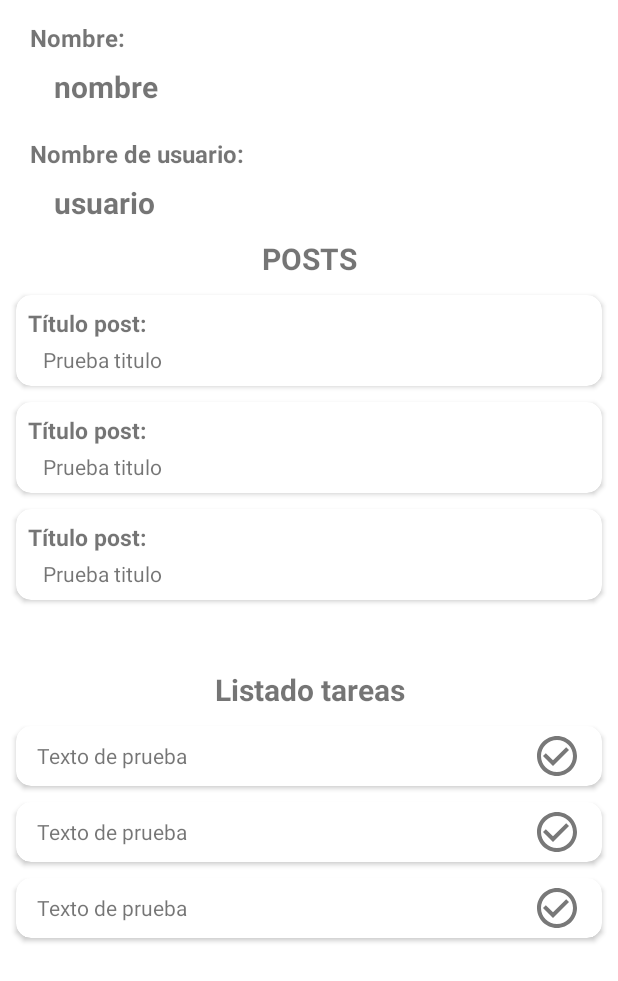
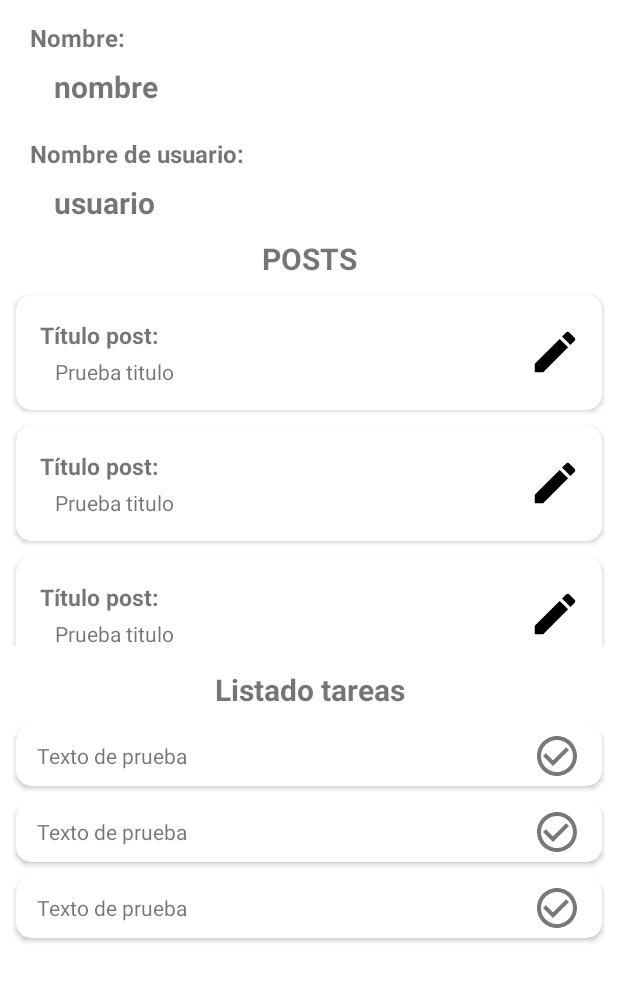
Before and after one commit to Jmarser/App_practicas01, an Android app: the layout activity_usuario_detail.xml on its own in the app's theme, with its tools: preview values and no code run, on a phone screen of 412 x 824 dp. Shown: the top 981 px of the screen. Run offline under Robolectric (Android 15) with nearby library versions, the phone set to English and light mode, and no system bars.

Commit message:
Implements EditPost
Implementada la funcionalidad de editar un post

```diff
--- a/app/src/main/java/com/jmarser/app_practicas01/api/wsApi/WsApi.java
+++ b/app/src/main/java/com/jmarser/app_practicas01/api/wsApi/WsApi.java
@@ -16,6 +16,7 @@ import retrofit2.http.Field;
 import retrofit2.http.FormUrlEncoded;
 import retrofit2.http.GET;
 import retrofit2.http.POST;
+import retrofit2.http.PUT;
 import retrofit2.http.Path;
 import retrofit2.http.Query;
 
@@ -52,4 +53,7 @@ public interface WsApi {
     @POST(Constantes.CREATE_POSTS)
     Call<Post> createPost(@Field("title") String title, @Field("body") String body, @Field("userId") int userId);
 
+    @FormUrlEncoded
+    @PUT(Constantes.EDIT_POST)
+    Call<Post> editPost(@Path("id") int postId,@Field("id") int id, @Field("title") String title, @Field("body") String body, @Field("userId") int userId);
 }
--- a/app/src/main/java/com/jmarser/app_practicas01/usuarios/presenter/CreatePostPresenter.java
+++ b/app/src/main/java/com/jmarser/app_practicas01/usuarios/presenter/CreatePostPresenter.java
@@ -1,8 +1,11 @@
 package com.jmarser.app_practicas01.usuarios.presenter;
 
 import com.google.android.material.textfield.TextInputLayout;
+import com.jmarser.app_practicas01.api.models.Post;
 
 public interface CreatePostPresenter {
 
     void createPost(TextInputLayout til_titulo, TextInputLayout til_body, int userId);
+
+    void editPost(TextInputLayout til_titulo, TextInputLayout til_body, Post post);
 }
--- a/app/src/main/java/com/jmarser/app_practicas01/usuarios/view/CreatePostView.java
+++ b/app/src/main/java/com/jmarser/app_practicas01/usuarios/view/CreatePostView.java
@@ -6,4 +6,5 @@ public interface CreatePostView {
 
     void successCreatePost(Post post);
 
+    void successEditPost(Post post);
 }
--- a/app/src/main/java/com/jmarser/app_practicas01/utils/Constantes.java
+++ b/app/src/main/java/com/jmarser/app_practicas01/utils/Constantes.java
@@ -22,4 +22,5 @@ public class Constantes {
     public static final String GET_ALBUMS_FOR_USER = "users/{userId}/albums";
     public static final String GET_PORTADAS_FOR_ALBUM = "albums/{albumId}/photos";
     public static final String CREATE_POSTS = "posts/";
+    public static final String EDIT_POST = "posts/{id}";
 }
--- /dev/null
+++ b/app/src/main/res/drawable/ic_edit_post.xml
@@ -0,0 +1,5 @@
+<vector android:height="36dp" android:tint="#000000"
+    android:viewportHeight="24" android:viewportWidth="24"
+    android:width="36dp" xmlns:android="http://schemas.android.com/apk/res/android">
+    <path android:fillColor="@android:color/white" android:pathData="M3,17.25V21h3.75L17.81,9.94l-3.75,-3.75L3,17.25zM20.71,7.04c0.39,-0.39 0.39,-1.02 0,-1.41l-2.34,-2.34c-0.39,-0.39 -1.02,-0.39 -1.41,0l-1.83,1.83 3.75,3.75 1.83,-1.83z"/>
+</vector>
--- a/app/src/main/res/layout/activity_usuario_detail.xml
+++ b/app/src/main/res/layout/activity_usuario_detail.xml
@@ -81,7 +81,7 @@
             android:layout_width="0dp"
             android:layout_height="0dp"
             android:padding="5dp"
-            tools:listitem="@layout/row_details_user"/>
+            tools:listitem="@layout/row_post"/>
 
     </androidx.swiperefreshlayout.widget.SwipeRefreshLayout>
 
--- a/app/src/main/res/layout/row_details_user.xml
+++ /dev/null
@@ -1,34 +0,0 @@
-<?xml version="1.0" encoding="utf-8"?>
-<androidx.cardview.widget.CardView xmlns:android="http://schemas.android.com/apk/res/android"
-    xmlns:app="http://schemas.android.com/apk/res-auto"
-    android:id="@+id/cv_details_user"
-    android:layout_width="match_parent"
-    android:layout_height="wrap_content"
-    android:layout_margin="5dp"
-    android:elevation="5dp"
-    app:cardCornerRadius="10dp">
-
-    <LinearLayout
-        android:layout_width="match_parent"
-        android:layout_height="match_parent"
-        android:orientation="vertical"
-        android:padding="8dp">
-
-        <TextView
-            android:layout_width="match_parent"
-            android:layout_height="match_parent"
-            android:text="Título post:"
-            android:textSize="15sp"
-            android:textStyle="bold"/>
-
-        <TextView
-            android:id="@+id/tv_title_post"
-            android:layout_width="match_parent"
-            android:layout_height="wrap_content"
-            android:text="Prueba titulo"
-            android:paddingStart="10dp"
-            android:layout_marginTop="4dp"/>
-
-    </LinearLayout>
-
-</androidx.cardview.widget.CardView>
--- /dev/null
+++ b/app/src/main/res/layout/row_post.xml
@@ -0,0 +1,54 @@
+<?xml version="1.0" encoding="utf-8"?>
+<androidx.cardview.widget.CardView xmlns:android="http://schemas.android.com/apk/res/android"
+    xmlns:app="http://schemas.android.com/apk/res-auto"
+    android:id="@+id/cv_details_user"
+    android:layout_width="match_parent"
+    android:layout_height="wrap_content"
+    android:layout_margin="5dp"
+    android:elevation="5dp"
+    app:cardCornerRadius="10dp">
+
+    <LinearLayout
+        android:layout_width="match_parent"
+        android:layout_height="wrap_content"
+        android:orientation="horizontal"
+        android:padding="8dp">
+
+        <LinearLayout
+            android:layout_width="match_parent"
+            android:layout_height="wrap_content"
+            android:orientation="vertical"
+            android:layout_weight="1"
+            android:padding="8dp">
+
+            <TextView
+                android:layout_width="match_parent"
+                android:layout_height="wrap_content"
+                android:text="Título post:"
+                android:textSize="15sp"
+                android:textStyle="bold"/>
+
+            <TextView
+                android:id="@+id/tv_title_post"
+                android:layout_width="match_parent"
+                android:layout_height="wrap_content"
+                android:text="Prueba titulo"
+                android:paddingStart="10dp"
+                android:layout_marginTop="4dp"/>
+
+        </LinearLayout>
+
+        <ImageButton
+            android:id="@+id/btn_editPost"
+            android:layout_width="36dp"
+            android:layout_height="36dp"
+            android:src="@drawable/ic_edit_post"
+            android:background="@color/white"
+            android:layout_gravity="center_vertical"
+            android:layout_marginEnd="5dp"/>
+
+    </LinearLayout>
+
+
+
+</androidx.cardview.widget.CardView>
```
Also changed, not shown: app/src/main/java/com/jmarser/app_practicas01/usuarios/adapters/UserDetailsAdapter.java (+9 -4 lines), app/src/main/java/com/jmarser/app_practicas01/usuarios/interactor/UsuariosInteractor.java (+7 -0 lines), app/src/main/java/com/jmarser/app_practicas01/usuarios/interactor/UsuariosInteractorImpl.java (+21 -0 lines), app/src/main/java/com/jmarser/app_practicas01/usuarios/presenter/CreatePostPresenterImpl.java (+43 -1 lines), app/src/main/java/com/jmarser/app_practicas01/usuarios/view/CreatePostActivity.java (+29 -2 lines), app/src/main/java/com/jmarser/app_practicas01/usuarios/view/UsuarioDetailActivity.java (+16 -5 lines).
